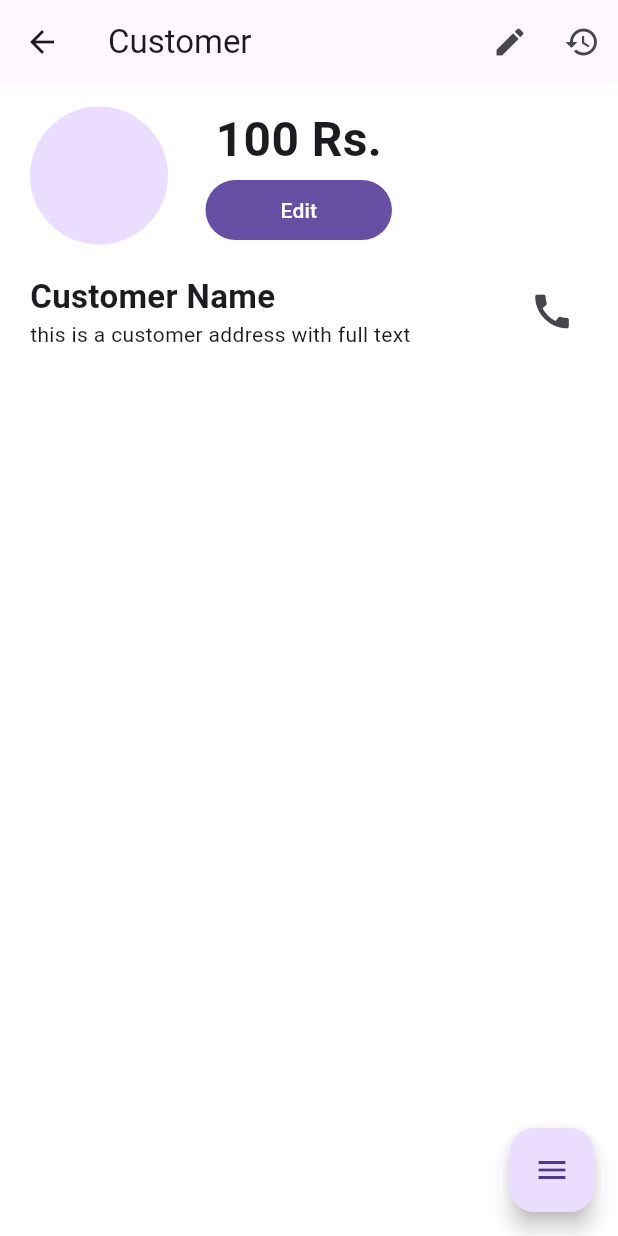
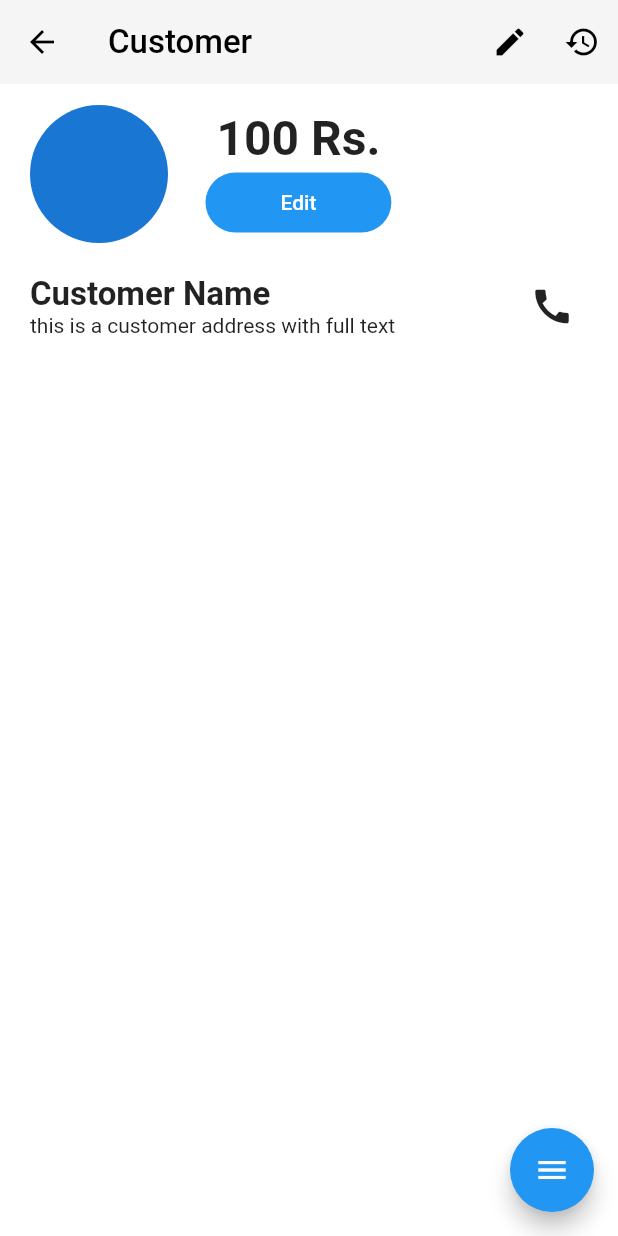
Before and after one commit to ankit7927/udhar, a Flutter app: the screen it shows after launch, after a tap on "A title text", on a phone screen of 412 x 824 dp. Run offline on Flutter 3.47's test engine with Material 2 defaults, Android fonts, the phone set to English and light mode, and no system bars; drawn by our look-alikes of flutter_expandable_fab; Roboto replaces fonts that are missing (inter).

Commit message:
added custome theme

```diff
--- a/lib/main.dart
+++ b/lib/main.dart
@@ -8,15 +8,23 @@ void main() {
 class UdharApp extends StatelessWidget {
   const UdharApp({super.key});
 
-  // This widget is the root of your application.
   @override
   Widget build(BuildContext context) {
-    return  MaterialApp(
+    return MaterialApp(
       title: 'Udhar',
       theme: ThemeData(
-        useMaterial3: true,
-      ),
-      home: Home(),
+          //useMaterial3: true,
+          scaffoldBackgroundColor: const Color(0xFFF5F5F5),
+          fontFamily: "inter",
+          appBarTheme: const AppBarTheme(
+              backgroundColor: Color(0xFFF5F5F5),
+              elevation: 0,
+              titleTextStyle: TextStyle(
+                  color: Colors.black,
+                  fontSize: 22,
+                  fontWeight: FontWeight.w500),
+              iconTheme: IconThemeData(color: Colors.black, size: 24))),
+      home: const Home(),
     );
   }
 }
```
